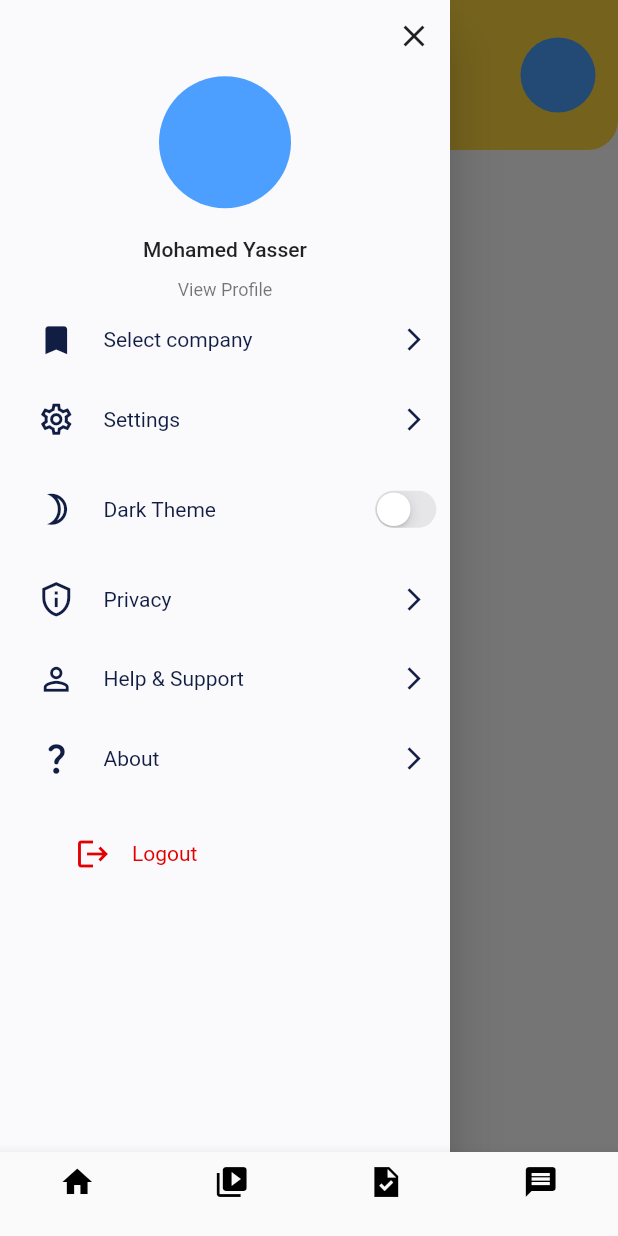
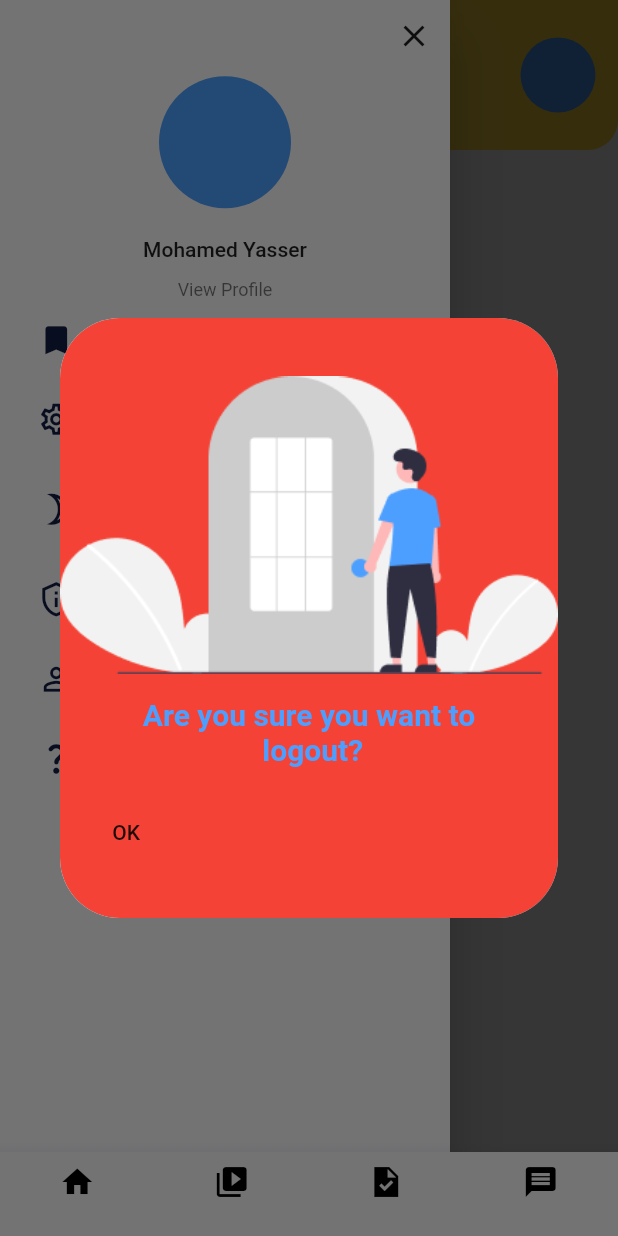
Before and after one commit to mohamedyasser951/Li-Guard-Graduation-App-, a Flutter app: the screen it shows after launch, in the side drawer, after a tap on "Logout", on a phone screen of 412 x 824 dp. Run offline on Flutter 3.47's test engine with Material 2 defaults, Android fonts, the phone set to English and light mode, and no system bars; missing offline and left inert: linear_step_indicator.

Commit message:
yasser_drawer2

```diff
--- a/lib/homeLayout/drawer/drawer.dart
+++ b/lib/homeLayout/drawer/drawer.dart
@@ -97,7 +97,7 @@ class MyDrawer extends StatelessWidget {
               ),
               InkWell(
                 onTap: () {
-                  //LogOutDialog(context);
+                  LogOutDialog(context);
                 },
                 child: Row(
                   children: const [
@@ -126,53 +126,62 @@ class MyDrawer extends StatelessWidget {
   }
 }
 
-// Future LogOutDialog(BuildContext context) => showDialog(
-//       context: context,
-//       builder: (context) {
-//         return Container(
-//           width: 200,
-//           height: 200,
-//           decoration:  BoxDecoration(
-//             color: Theme.of(context).backgroundColor,
-//             shape: BoxShape.rectangle,
-//             // color: Color.fromARGB(0, 205, 40, 40),
-//             borderRadius:const BorderRadius.all(Radius.circular(32.0)),
-//           ),
-//           child: Dialog(
-//             alignment: Alignment.center,
-//             elevation: 0.0,
-//             clipBehavior: Clip.antiAlias,
-//             child: Container(
-//               height: 380,
-//               width: 400,
-//               decoration: BoxDecoration(
-//                   color: Colors.red,
-//                   borderRadius: BorderRadius.circular(40.0)),
-//               child: Column(
-//                 mainAxisAlignment: MainAxisAlignment.center,
-//                 children: [
-//                   const Image(
-//                     image: AssetImage("assets/images/logout_img.png"),
-//                   ),
-//                   const SizedBox(
-//                     height: 10.0,
-//                   ),
-//                   Text(
-//                     "Are you sure you want to \n logout?",
-//                     textAlign: TextAlign.center,
-//                     style: TextStyle(
-//                       color: primaryColor,
-//                       fontWeight: FontWeight.w600,
-//                       fontSize: 25.0
-//                     ),
-//                   ),
-//                   const SizedBox(
-//                     height: 20.0,
-//                   ),
-//                 ],
-//               ),
-//             ),
-//           ),
-//         );
-//       },
-//     );
+Future LogOutDialog(BuildContext context) => showDialog(
+      context: context,
+      builder: (context) {
+
+        return Dialog(
+
+          alignment: Alignment.center,
+          elevation: 0.0,
+          shape:  RoundedRectangleBorder(
+          borderRadius: BorderRadius.circular(40),
+
+        ),
+          clipBehavior: Clip.antiAliasWithSaveLayer,
+
+          child: Container(
+            height: 400,
+            width: 350,
+            decoration: BoxDecoration(
+                color: Colors.red,
+                borderRadius: BorderRadius.circular(40.0)),
+            child: Column(
+              mainAxisAlignment: MainAxisAlignment.center,
+              children: [
+                const Image(
+                  height: 210,
+                  width: 352,
+                  image: AssetImage("assets/images/logout_img.png"),
+                ),
+                const SizedBox(
+                  height: 10.0,
+                ),
+                Text(
+                  "Are you sure you want to \n logout?",
+                  textAlign: TextAlign.center,
+                  style: TextStyle(
+                    color: primaryColor,
+                    fontWeight: FontWeight.w600,
+                    fontSize: 20.0
+                  ),
+                ),
+                const SizedBox(
+                  height: 20.0,
+                ),
+                Row(
+                  children: [
+                    MaterialButton(
+                  child: const Text("OK"),
+                   onPressed: () {
+                  Navigator.of(context).pop();
+                  },
+          ),
+                  ],
+                ),
+              ],
+            ),
+          ),
+        );
+      },
+    );
```
